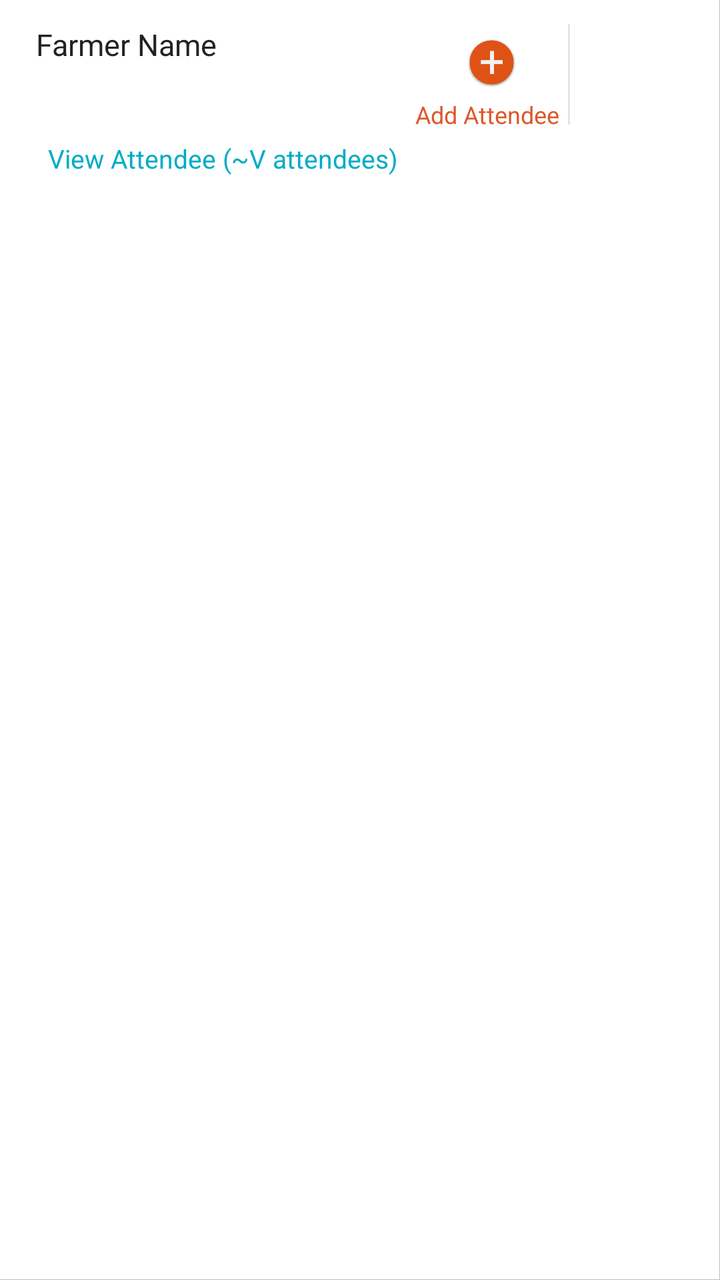
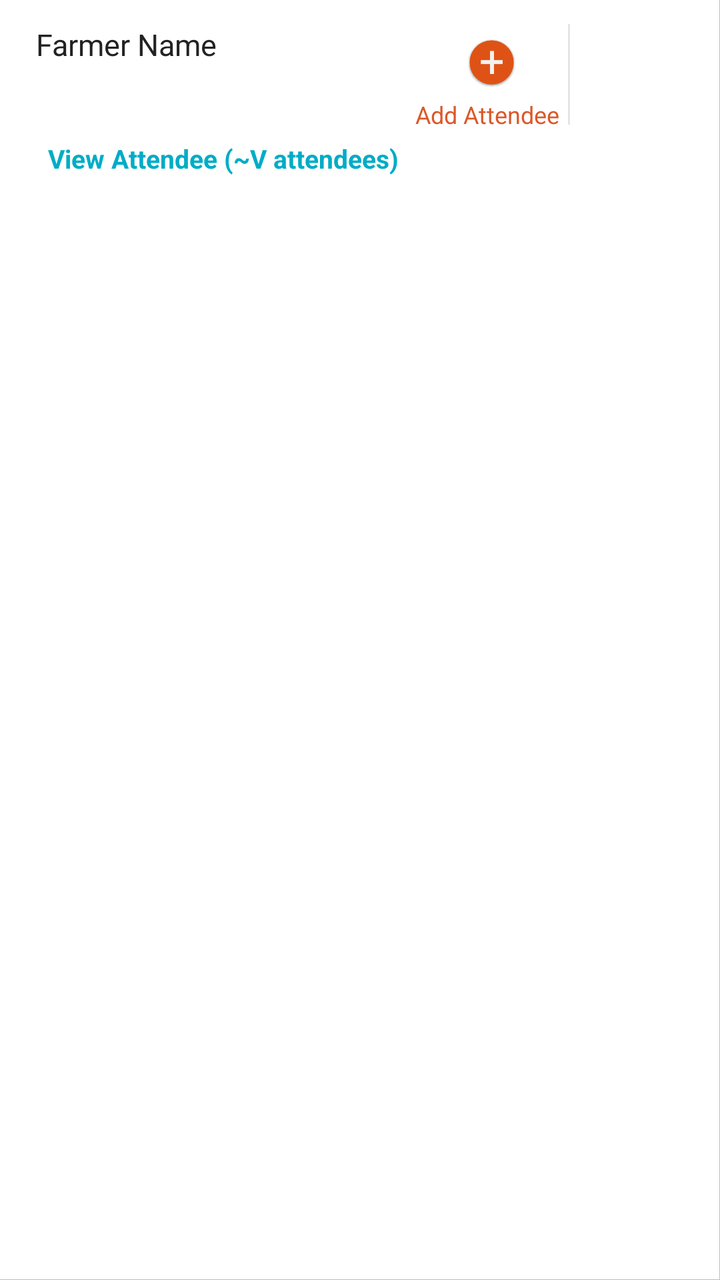

Screens rendered from an Android XML layout before and after an edit, with the pre-edit source and the edit as a unified diff.
<!-- AndroidManifest.xml: application theme AppCompactTheme -->
<!-- res/layout/listview_selected_attendee_list.xml -->
<?xml version="1.0" encoding="utf-8"?>
<LinearLayout xmlns:android="http://schemas.android.com/apk/res/android"
    xmlns:app="http://schemas.android.com/apk/res-auto"
    xmlns:tools="http://schemas.android.com/tools"
    android:orientation="vertical"
    android:layout_width="match_parent"
    android:layout_height="wrap_content"
    android:paddingLeft="@dimen/ofis_med_pad"
    android:paddingRight="@dimen/ofis_med_pad"
    android:layout_marginLeft="@dimen/activity_vertical_margin"
    android:layout_marginRight="@dimen/activity_vertical_margin"
    android:layout_marginTop="@dimen/activity_vertical_margin"
    android:background="@drawable/list_item"
    android:paddingTop="@dimen/ofis_list_itemseparator"
    android:paddingBottom="@dimen/ofis_list_itemseparator">


    <LinearLayout
        android:orientation="horizontal"
        android:layout_width="match_parent"
        android:id="@+id/rowlin"
        android:layout_height="wrap_content"
        android:baselineAligned="false"
        android:weightSum="8"
        tools:ignore="UselessParent">

        <LinearLayout
            android:orientation="vertical"
            android:layout_width="0dp"
            android:layout_height="match_parent"
            android:id="@+id/itemTextContainer"
            android:layout_marginTop="8dp"
            android:layout_marginBottom="8dp"
            android:layout_marginEnd="8dp"
            android:layout_marginRight="8dp"
            android:paddingLeft="10dp"
            android:paddingRight="10dp"
            android:layout_weight="7">

            <TextView
                android:id="@+id/trainingAttendeeId"
                android:layout_width="0dp"
                android:layout_height="0dp"
                android:visibility="gone" />
            <TextView
                android:layout_width="match_parent"
                android:layout_height="wrap_content"
                android:text="@string/Farmer_Name"
                android:id="@+id/attendeeName"
                android:textColor="@color/ofis_base_font_dark"
                android:textSize="@dimen/ofis_med_text" />

            <LinearLayout
                android:layout_width="match_parent"
                android:layout_height="wrap_content"
                android:orientation="vertical">

                <LinearLayout
                    android:layout_width="match_parent"
                    android:layout_height="wrap_content"
                    android:orientation="horizontal"
                    android:layout_marginBottom="@dimen/ofis_small_pad">

                    <TextView
                        android:layout_width="wrap_content"
                        android:layout_height="wrap_content"
                        android:id="@+id/criterion_attended"
                        android:textColor="@color/ofis_list_item_subtitle"
                        android:paddingLeft="@dimen/ofis_med_pad"
                        android:textSize="@dimen/ofis_small_text"
                        android:visibility="gone"/>

                    <TextView
                        android:layout_width="wrap_content"
                        android:layout_height="wrap_content"
                        android:id="@+id/criterion_passed"
                        android:textColor="@color/ofis_list_item_subtitle"
                        android:background="@drawable/left_border"
                        android:paddingLeft="@dimen/ofis_med_pad"
                        android:layout_marginLeft="@dimen/ofis_med_pad"
                        android:textSize="@dimen/ofis_small_text"
                        android:visibility="gone"/>

                </LinearLayout>

                <LinearLayout
                    android:layout_width="match_parent"
                    android:layout_height="wrap_content"
                    android:orientation="horizontal"
                    android:layout_marginBottom="@dimen/ofis_small_pad">

                    <TextView
                        android:layout_width="wrap_content"
                        android:layout_height="wrap_content"
                        android:id="@+id/criterion_prescore"
                        android:textColor="@color/ofis_list_item_subtitle"
                        android:textSize="@dimen/ofis_small_text"
                        android:visibility="gone"/>

                    <TextView
                        android:layout_width="wrap_content"
                        android:layout_height="wrap_content"
                        android:id="@+id/criterion_postscore"
                        android:textColor="@color/ofis_list_item_subtitle"
                        android:background="@drawable/left_border"
                        android:paddingLeft="@dimen/ofis_med_pad"
                        android:layout_marginLeft="@dimen/ofis_med_pad"
                        android:textSize="@dimen/ofis_small_text"
                        android:visibility="gone"/>

                </LinearLayout>

                <TextView
                    android:layout_width="wrap_content"
                    android:layout_height="wrap_content"
                    android:id="@+id/criterion_score"
                    android:textColor="@color/ofis_list_item_subtitle"
                    android:textSize="@dimen/ofis_small_text"
                    android:layout_marginBottom="@dimen/ofis_small_pad"
                    android:visibility="gone"/>

                <TextView
                    android:layout_width="wrap_content"
                    android:layout_height="wrap_content"
                    android:id="@+id/criterion_percentage"
                    android:textColor="@color/ofis_list_item_subtitle"
                    android:textSize="@dimen/ofis_small_text"
                    android:layout_marginBottom="@dimen/ofis_small_pad"
                    android:visibility="gone"/>

                <TextView
                    android:layout_width="wrap_content"
                    android:layout_height="wrap_content"
                    android:id="@+id/criterion_grade"
                    android:textColor="@color/ofis_list_item_subtitle"
                    android:textSize="@dimen/ofis_small_text"
                    android:layout_marginBottom="@dimen/ofis_small_pad"
                    android:visibility="gone"/>


            </LinearLayout>

        </LinearLayout>

        <LinearLayout
            android:id="@+id/addAttndeesLayout"
            android:orientation="vertical"
            android:layout_width="wrap_content"
            android:layout_height="wrap_content">
            <ImageView
                android:id="@+id/addTrainingAttendeesIv"
                android:layout_width="35dp"
                android:layout_height="35dp"
                android:layout_gravity="center"
                android:layout_marginTop="@dimen/margin_10"
                android:background="@android:color/transparent"
                android:contentDescription="@string/Add"
                android:padding="5dp"
                android:scaleType="fitXY"
                android:src="@drawable/ic_ofis_add" />

            <TextView
                android:id="@+id/addTrainingAttendeesTv1"
                android:layout_width="wrap_content"
                android:layout_height="wrap_content"
                android:layout_below="@+id/addTrainingAttendeesIv"
                android:background="@android:color/transparent"
                android:text="@string/add_edit_attendee"
                android:gravity="center"
                android:textSize="12sp"
                android:layout_marginRight="5dp"
                android:layout_marginBottom="5dp"
                android:textColor="@color/dark_orange" />

        </LinearLayout>

        <LinearLayout
            android:layout_width="wrap_content"
            android:layout_height="match_parent"
            android:id="@+id/deleteItemWrapper"
            android:background="@drawable/left_border"
            android:layout_marginTop="8dp"
            android:layout_marginBottom="8dp"
            android:layout_weight="1"
            android:gravity="center">
            <ImageView
                android:layout_width="40dp"
                android:layout_height="40dp"
                android:adjustViewBounds="true"
                android:scaleType="fitCenter"
                android:id="@+id/deleteItem"
                app:srcCompat="@drawable/ic_delete_item"
                android:contentDescription="@string/Delete_Item"
                android:layout_gravity="center_vertical|center_horizontal" />
        </LinearLayout>
    </LinearLayout>

    <TextView
        android:id="@+id/tvViewAddendees"
        android:layout_width="match_parent"
        android:layout_height="wrap_content"
        android:text="@string/view_attendees_count"
        android:layout_marginLeft="@dimen/activity_horizontal_margin"
        android:textColor="@color/blue_attendee_text"
        android:textSize="@dimen/ofis_small_text" />

</LinearLayout>
<!-- resources referenced by this layout -->
<resources>
  <color name="blue_attendee_text">#00ACC6</color>
  <color name="dark_orange">#DC582A</color>
  <color name="ofis_base_font_dark">#222222</color>
  <color name="ofis_list_item_subtitle">#7d7d7d</color>
  <dimen name="activity_horizontal_margin">16dp</dimen>
  <dimen name="activity_vertical_margin">16dp</dimen>
  <dimen name="margin_10">10dp</dimen>
  <dimen name="ofis_list_itemseparator">4dp</dimen>
  <dimen name="ofis_med_pad">8dp</dimen>
  <dimen name="ofis_med_text">15sp</dimen>
  <dimen name="ofis_small_pad">4dp</dimen>
  <dimen name="ofis_small_text">13sp</dimen>
  <!-- drawable left_border (drawable) -->
  <?xml version="1.0" encoding="utf-8"?>
  <layer-list xmlns:android="http://schemas.android.com/apk/res/android">
      <item
          android:bottom="-3dp"
          android:left="-2dp"
          android:top="-3dp"
          android:right="-3dp">
          <shape android:shape="rectangle">
              <solid android:color="@android:color/transparent"/>
              <stroke
                  android:color="@color/ofis_list_item_border"
                  android:width="@dimen/ofis_list_itemborder" />
          </shape>
          </item>
  </layer-list>
  <!-- drawable list_item (drawable) -->
  <?xml version="1.0" encoding="utf-8"?>
  <layer-list xmlns:android="http://schemas.android.com/apk/res/android">
      <item
          android:right="-3dp"
          android:left="-3dp"
          android:top="-3dp"
          android:bottom="-2dp">
          <shape android:shape="rectangle">
              <solid android:color="@color/ofis_list_item_background"/>
              <stroke
                  android:color="@color/ofis_list_item_border"
                  android:width="@dimen/ofis_list_itemborder" />
          </shape>
          </item>
  </layer-list>
  <string name="Add">Add</string>
  <string name="Delete_Item">Delete Item</string>
  <string name="Farmer_Name">Farmer Name</string>
  <string name="add_edit_attendee">Add Attendee</string>
  <string name="view_attendees_count">View Attendee (~V attendees)</string>
  <color name="ofis_list_item_border">#40000000</color>
  <dimen name="ofis_list_itemborder">1px</dimen>
  <color name="ofis_list_item_background">#ffffff</color>
  <style name="SpinnerItem" parent="Widget.AppCompat.TextView.SpinnerItem">
          <item name="android:textColor">@color/ofis_base_font_white</item>
          <item name="android:textSize">@dimen/ofis_spinner_text</item>
      </style>
  <style name="SpinnerItem.DropDownItem" parent="Widget.AppCompat.Light.DropDownItem.Spinner">
          <item name="android:textColor">@color/ofis_text_field</item>
          <item name="background">@color/ofis_spinner_item_background</item>
      </style>
  <style name="StandardSpinner" parent="Widget.AppCompat.ListView.DropDown">
          <item name="android:dividerHeight">@dimen/ofis_spinner_itemseparator</item>
          <item name="divider">@color/ofis_spinner_divider</item>
      </style>
  <style name="AppTheme.ActionBarStyle" parent="Theme.AppCompat.Light">
          <item name="titleTextStyle">@style/AppTheme.ActionBar.TitleTextStyle</item>
      </style>
  <color name="ofis_base_font_white">#ffffff</color>
  <dimen name="ofis_spinner_text">14sp</dimen>
  <color name="ofis_text_field">#DE000000</color>
  <color name="ofis_spinner_item_background">@color/ofis_actionbar_background</color>
  <dimen name="ofis_spinner_itemseparator">1dp</dimen>
  <color name="ofis_spinner_divider">#ff333333</color>
  <style name="AppTheme.ActionBar.TitleTextStyle" parent="android:TextAppearance">
          <item name="android:textSize">@dimen/ofis_large_text</item>
          <item name="android:textStyle">bold</item>
      </style>
  <color name="ofis_actionbar_background">#dddddd</color>
  <dimen name="ofis_large_text">17sp</dimen>
  <!-- unchanged entries left out for length: 3 -->
</resources>

<!-- the commit's change to res/layout/listview_selected_attendee_list.xml (unified diff, before → after) -->
@@ -47,6 +47,8 @@
                 android:layout_height="wrap_content"
                 android:text="@string/Farmer_Name"
                 android:id="@+id/attendeeName"
+                android:ellipsize="end"
+                android:maxLines="1"
                 android:textColor="@color/ofis_base_font_dark"
                 android:textSize="@dimen/ofis_med_text" />
 
@@ -200,6 +202,7 @@
         android:layout_width="match_parent"
         android:layout_height="wrap_content"
         android:text="@string/view_attendees_count"
+        android:textStyle="bold"
         android:layout_marginLeft="@dimen/activity_horizontal_margin"
         android:textColor="@color/blue_attendee_text"
         android:textSize="@dimen/ofis_small_text" />
